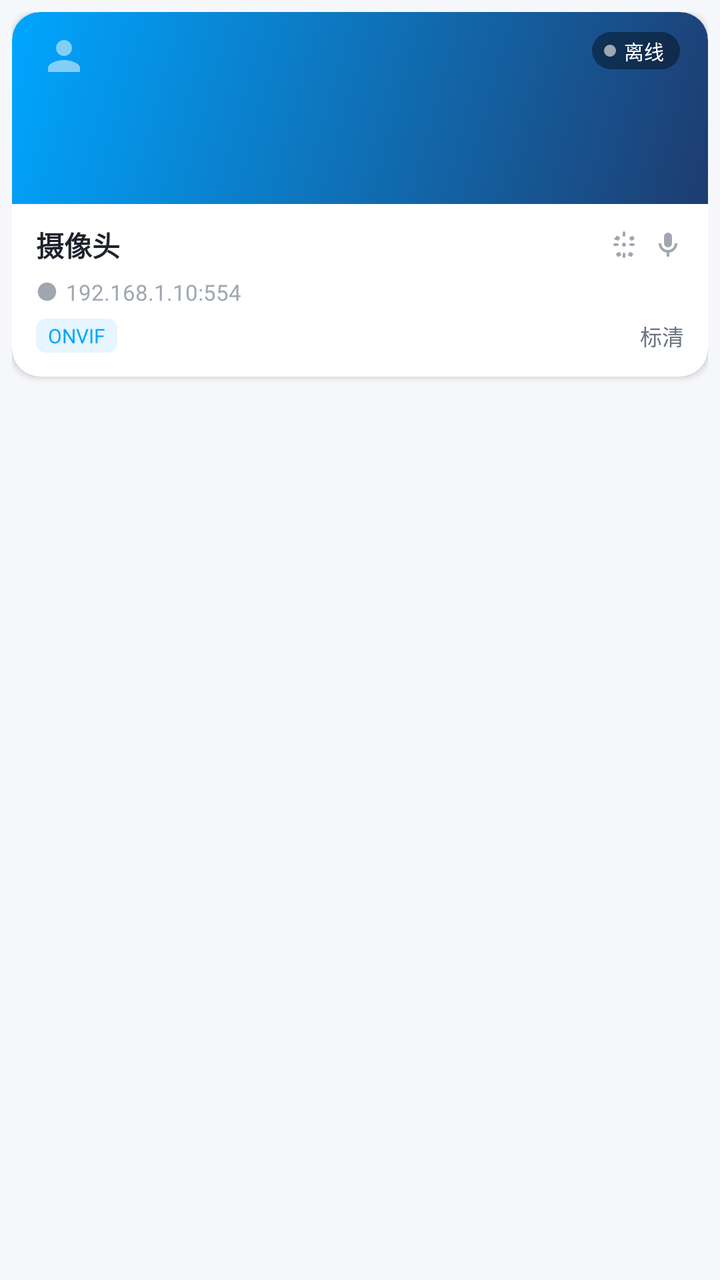
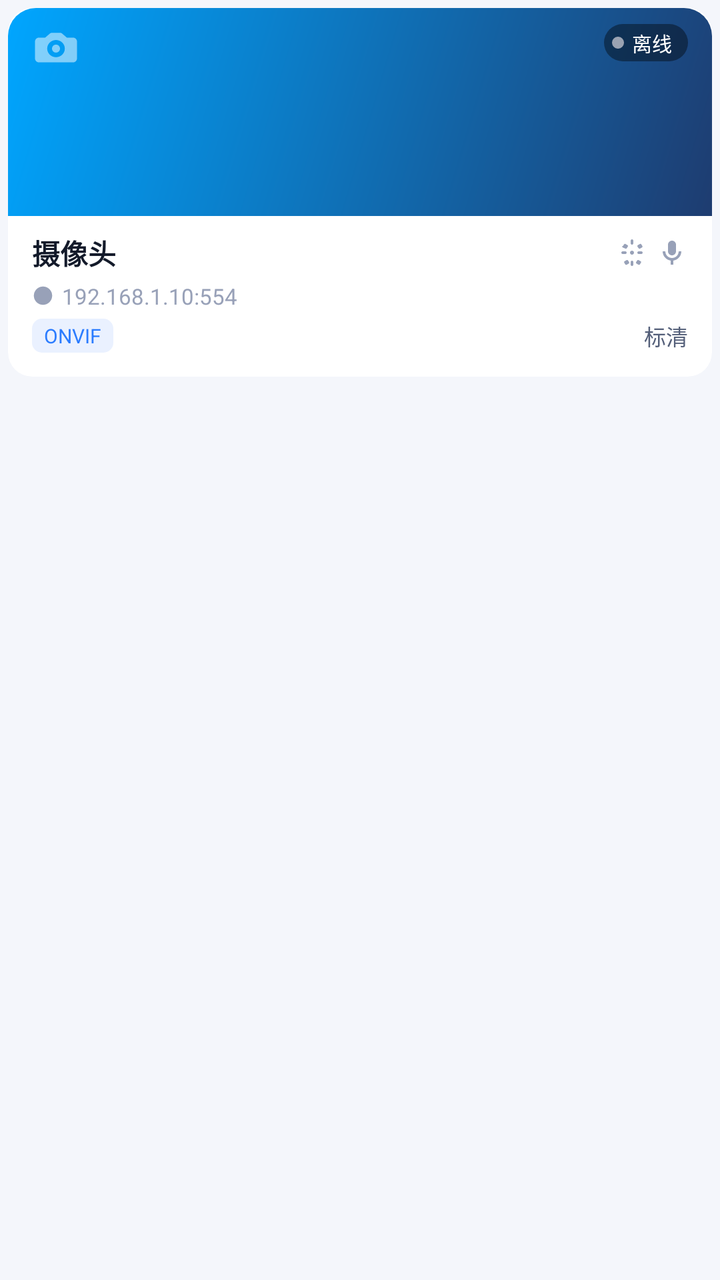

The first picture is an Android layout as it rendered before a commit; the second is the same layout after the commit. The layout source and the unified diff follow.
<!-- AndroidManifest.xml: application theme Theme.CameraManager -->
<!-- res/layout/item_device.xml -->
<?xml version="1.0" encoding="utf-8"?>
<LinearLayout xmlns:android="http://schemas.android.com/apk/res/android"
    xmlns:app="http://schemas.android.com/apk/res-auto"
    android:layout_width="match_parent" android:layout_height="wrap_content"
    android:padding="6dp">

    <com.google.android.material.card.MaterialCardView
        android:layout_width="match_parent" android:layout_height="wrap_content"
        app:cardBackgroundColor="@color/bg_card"
        app:cardCornerRadius="14dp"
        app:cardElevation="2dp"
        app:strokeWidth="0dp"
        app:rippleColor="@color/brand_primary_soft">

        <LinearLayout android:layout_width="match_parent" android:layout_height="wrap_content"
            android:orientation="vertical">

            
            <FrameLayout
                android:layout_width="match_parent" android:layout_height="96dp"
                android:background="@drawable/bg_camera_cover"
                android:paddingHorizontal="14dp" android:paddingVertical="10dp">

                <ImageView
                    android:layout_width="24dp" android:layout_height="24dp"
                    android:layout_gravity="start|top"
                    android:src="@drawable/ic_camera"
                    app:tint="#80FFFFFF"/>

                
                <LinearLayout
                    android:layout_width="wrap_content" android:layout_height="wrap_content"
                    android:layout_gravity="end|top" android:orientation="horizontal"
                    android:gravity="center_vertical"
                    android:background="@drawable/bg_status_pill"
                    android:paddingStart="6dp" android:paddingEnd="8dp"
                    android:paddingTop="2dp" android:paddingBottom="2dp">
                    <View android:id="@+id/statusDot"
                        android:layout_width="6dp" android:layout_height="6dp"
                        android:background="@drawable/dot_offline"/>
                    <TextView android:id="@+id/statusText"
                        android:layout_width="wrap_content" android:layout_height="wrap_content"
                        android:layout_marginStart="4dp" android:textColor="@color/white"
                        android:textSize="10sp" android:text="离线"/>
                </LinearLayout>
            </FrameLayout>

            
            <LinearLayout android:layout_width="match_parent" android:layout_height="wrap_content"
                android:orientation="vertical" android:paddingHorizontal="12dp"
                android:paddingTop="10dp" android:paddingBottom="12dp">

                <LinearLayout android:layout_width="match_parent" android:layout_height="wrap_content"
                    android:orientation="horizontal" android:gravity="center_vertical">
                    <TextView android:id="@+id/deviceName"
                        android:layout_width="0dp" android:layout_height="wrap_content"
                        android:layout_weight="1" android:textColor="@color/text_primary"
                        android:textSize="14sp" android:textStyle="bold"
                        android:maxLines="1" android:ellipsize="end"
                        android:text="摄像头"/>
                    <ImageView android:id="@+id/devicePtz"
                        android:layout_width="16dp" android:layout_height="16dp"
                        android:src="@drawable/ic_ptz"
                        android:layout_marginEnd="6dp"
                        app:tint="@color/text_tertiary"/>
                    <ImageView android:id="@+id/deviceAudio"
                        android:layout_width="16dp" android:layout_height="16dp"
                        android:src="@drawable/ic_audio"
                        app:tint="@color/text_tertiary"/>
                </LinearLayout>

                <LinearLayout android:layout_width="match_parent" android:layout_height="wrap_content"
                    android:layout_marginTop="6dp" android:orientation="horizontal"
                    android:gravity="center_vertical">
                    <ImageView android:layout_width="11dp" android:layout_height="11dp"
                        android:src="@drawable/ic_ip"
                        app:tint="@color/text_tertiary"/>
                    <TextView android:id="@+id/deviceHost"
                        android:layout_width="0dp" android:layout_height="wrap_content"
                        android:layout_weight="1"
                        android:layout_marginStart="4dp" android:textColor="@color/text_tertiary"
                        android:textSize="11sp" android:maxLines="1" android:ellipsize="end"
                        android:text="192.168.1.10:554"/>
                </LinearLayout>

                <LinearLayout android:layout_width="match_parent" android:layout_height="wrap_content"
                    android:layout_marginTop="6dp" android:orientation="horizontal"
                    android:gravity="center_vertical">
                    <TextView android:id="@+id/deviceVendor"
                        android:layout_width="wrap_content" android:layout_height="wrap_content"
                        android:textColor="@color/brand_primary"
                        android:background="@drawable/bg_tag_blue"
                        android:paddingHorizontal="6dp" android:paddingVertical="1.5dp"
                        android:textSize="10sp" android:text="ONVIF"/>
                    <TextView android:id="@+id/deviceProfile"
                        android:layout_width="0dp" android:layout_height="wrap_content"
                        android:layout_weight="1" android:gravity="end"
                        android:textColor="@color/text_secondary" android:textSize="11sp"
                        android:text="标清"/>
                </LinearLayout>
            </LinearLayout>
        </LinearLayout>
    </com.google.android.material.card.MaterialCardView>
</LinearLayout>
<!-- resources referenced by this layout -->
<resources>
  <color name="bg_card">#FFFFFF</color>
  <color name="brand_primary">#00A6FF</color>
  <color name="brand_primary_soft">#E6F5FF</color>
  <color name="text_primary">#1E222B</color>
  <color name="text_secondary">#6B7280</color>
  <color name="text_tertiary">#A0A7B1</color>
  <color name="white">#FFFFFF</color>
  <!-- drawable bg_camera_cover (drawable) -->
  <?xml version="1.0" encoding="utf-8"?>
  <shape xmlns:android="http://schemas.android.com/apk/res/android" android:shape="rectangle">
      <gradient android:startColor="#1E3C70" android:endColor="#00A6FF" android:angle="135"/>
      <corners android:topLeftRadius="14dp" android:topRightRadius="14dp"/>
  </shape>
  <!-- drawable bg_status_pill (drawable) -->
  <?xml version="1.0" encoding="utf-8"?>
  <shape xmlns:android="http://schemas.android.com/apk/res/android" android:shape="rectangle">
      <solid android:color="#66000000"/>
      <corners android:radius="999dp"/>
  </shape>
  <!-- drawable bg_tag_blue (drawable) -->
  <?xml version="1.0" encoding="utf-8"?>
  <shape xmlns:android="http://schemas.android.com/apk/res/android" android:shape="rectangle">
      <solid android:color="@color/brand_primary_soft"/>
      <corners android:radius="5dp"/>
  </shape>
  <!-- drawable dot_offline (drawable) -->
  <?xml version="1.0" encoding="utf-8"?>
  <shape xmlns:android="http://schemas.android.com/apk/res/android" android:shape="oval">
      <solid android:color="@color/offline_gray"/>
      <size android:width="10dp" android:height="10dp"/>
  </shape>
  <!-- drawable ic_camera (drawable) -->
  <vector xmlns:android="http://schemas.android.com/apk/res/android"
      android:width="24dp" android:height="24dp"
      android:viewportWidth="24" android:viewportHeight="24"
      android:tint="@color/white">
      <path android:fillColor="@android:color/white"
          android:pathData="M12,12c2.21,0 4,-1.79 4,-4s-1.79,-4 -4,-4 -4,1.79 -4,4 1.79,4 4,4zM12,14c-2.67,0 -8,1.34 -8,4v2h16v-2c0,-2.66 -5.33,-4 -8,-4z"/>
  </vector>
  <!-- drawable ic_ip (drawable) -->
  <vector xmlns:android="http://schemas.android.com/apk/res/android"
      android:width="24dp" android:height="24dp"
      android:viewportWidth="24" android:viewportHeight="24">
      <path android:fillColor="#FFFFFFFF"
          android:pathData="M10.5,16.5h3v-3h5v-3h-5v-3h-3v3h-5v3h5v3zM12,2C6.48,2 2,6.48 2,12s4.48,10 10,10 10,-4.48 10,-10S17.52,2 12,2z"/>
  </vector>
  <color name="offline_gray">#A0A7B1</color>
  <color name="brand_primary_dark">#008AD6</color>
  <color name="brand_accent">#00C48C</color>
  <color name="error_red">#FF4D4F</color>
  <color name="bg_page">#F5F7FA</color>
  <style name="AlertDialogLight" parent="ThemeOverlay.MaterialComponents.MaterialAlertDialog">
          <item name="android:background">@color/bg_card</item>
          <item name="android:textColorPrimary">@color/text_primary</item>
          <item name="colorSurface">@color/bg_card</item>
      </style>
  <!-- unchanged entries left out for length: 3 -->
</resources>

<!-- the commit's change to res/layout/item_device.xml (unified diff, before → after) -->
@@ -2,38 +2,38 @@
 <LinearLayout xmlns:android="http://schemas.android.com/apk/res/android"
     xmlns:app="http://schemas.android.com/apk/res-auto"
     android:layout_width="match_parent" android:layout_height="wrap_content"
-    android:padding="6dp">
+    android:padding="@dimen/spacing_xs">
 
     <com.google.android.material.card.MaterialCardView
         android:layout_width="match_parent" android:layout_height="wrap_content"
         app:cardBackgroundColor="@color/bg_card"
-        app:cardCornerRadius="14dp"
-        app:cardElevation="2dp"
+        app:cardCornerRadius="@dimen/card_radius_md"
+        app:cardElevation="0dp"
         app:strokeWidth="0dp"
         app:rippleColor="@color/brand_primary_soft">
 
         <LinearLayout android:layout_width="match_parent" android:layout_height="wrap_content"
             android:orientation="vertical">
 
-            
             <FrameLayout
-                android:layout_width="match_parent" android:layout_height="96dp"
+                android:layout_width="match_parent"
+                android:layout_height="@dimen/device_cover_height"
                 android:background="@drawable/bg_camera_cover"
-                android:paddingHorizontal="14dp" android:paddingVertical="10dp">
+                android:paddingHorizontal="@dimen/spacing_md"
+                android:paddingVertical="@dimen/spacing_sm">
 
                 <ImageView
-                    android:layout_width="24dp" android:layout_height="24dp"
+                    android:layout_width="@dimen/icon_lg" android:layout_height="@dimen/icon_lg"
                     android:layout_gravity="start|top"
                     android:src="@drawable/ic_camera"
                     app:tint="#80FFFFFF"/>
 
-                
                 <LinearLayout
                     android:layout_width="wrap_content" android:layout_height="wrap_content"
                     android:layout_gravity="end|top" android:orientation="horizontal"
                     android:gravity="center_vertical"
                     android:background="@drawable/bg_status_pill"
-                    android:paddingStart="6dp" android:paddingEnd="8dp"
+                    android:paddingStart="@dimen/spacing_xs" android:paddingEnd="8dp"
                     android:paddingTop="2dp" android:paddingBottom="2dp">
                     <View android:id="@+id/statusDot"
                         android:layout_width="6dp" android:layout_height="6dp"
@@ -41,36 +41,37 @@
                     <TextView android:id="@+id/statusText"
                         android:layout_width="wrap_content" android:layout_height="wrap_content"
                         android:layout_marginStart="4dp" android:textColor="@color/white"
-                        android:textSize="10sp" android:text="离线"/>
+                        android:textSize="@dimen/text_xxs" android:text="离线"/>
                 </LinearLayout>
             </FrameLayout>
 
-            
             <LinearLayout android:layout_width="match_parent" android:layout_height="wrap_content"
-                android:orientation="vertical" android:paddingHorizontal="12dp"
-                android:paddingTop="10dp" android:paddingBottom="12dp">
+                android:orientation="vertical"
+                android:paddingHorizontal="@dimen/spacing_md"
+                android:paddingTop="@dimen/spacing_sm"
+                android:paddingBottom="@dimen/spacing_md">
 
                 <LinearLayout android:layout_width="match_parent" android:layout_height="wrap_content"
                     android:orientation="horizontal" android:gravity="center_vertical">
                     <TextView android:id="@+id/deviceName"
                         android:layout_width="0dp" android:layout_height="wrap_content"
                         android:layout_weight="1" android:textColor="@color/text_primary"
-                        android:textSize="14sp" android:textStyle="bold"
+                        android:textSize="@dimen/text_md" android:textStyle="bold"
                         android:maxLines="1" android:ellipsize="end"
                         android:text="摄像头"/>
                     <ImageView android:id="@+id/devicePtz"
-                        android:layout_width="16dp" android:layout_height="16dp"
+                        android:layout_width="@dimen/icon_sm" android:layout_height="@dimen/icon_sm"
                         android:src="@drawable/ic_ptz"
-                        android:layout_marginEnd="6dp"
+                        android:layout_marginEnd="@dimen/spacing_xs"
                         app:tint="@color/text_tertiary"/>
                     <ImageView android:id="@+id/deviceAudio"
-                        android:layout_width="16dp" android:layout_height="16dp"
+                        android:layout_width="@dimen/icon_sm" android:layout_height="@dimen/icon_sm"
                         android:src="@drawable/ic_audio"
                         app:tint="@color/text_tertiary"/>
                 </LinearLayout>
 
                 <LinearLayout android:layout_width="match_parent" android:layout_height="wrap_content"
-                    android:layout_marginTop="6dp" android:orientation="horizontal"
+                    android:layout_marginTop="@dimen/spacing_xs" android:orientation="horizontal"
                     android:gravity="center_vertical">
                     <ImageView android:layout_width="11dp" android:layout_height="11dp"
                         android:src="@drawable/ic_ip"
@@ -79,23 +80,23 @@
                         android:layout_width="0dp" android:layout_height="wrap_content"
                         android:layout_weight="1"
                         android:layout_marginStart="4dp" android:textColor="@color/text_tertiary"
-                        android:textSize="11sp" android:maxLines="1" android:ellipsize="end"
+                        android:textSize="@dimen/text_xs" android:maxLines="1" android:ellipsize="end"
                         android:text="192.168.1.10:554"/>
                 </LinearLayout>
 
                 <LinearLayout android:layout_width="match_parent" android:layout_height="wrap_content"
-                    android:layout_marginTop="6dp" android:orientation="horizontal"
+                    android:layout_marginTop="@dimen/spacing_xs" android:orientation="horizontal"
                     android:gravity="center_vertical">
                     <TextView android:id="@+id/deviceVendor"
                         android:layout_width="wrap_content" android:layout_height="wrap_content"
                         android:textColor="@color/brand_primary"
                         android:background="@drawable/bg_tag_blue"
                         android:paddingHorizontal="6dp" android:paddingVertical="1.5dp"
-                        android:textSize="10sp" android:text="ONVIF"/>
+                        android:textSize="@dimen/text_xxs" android:text="ONVIF"/>
                     <TextView android:id="@+id/deviceProfile"
                         android:layout_width="0dp" android:layout_height="wrap_content"
                         android:layout_weight="1" android:gravity="end"
-                        android:textColor="@color/text_secondary" android:textSize="11sp"
+                        android:textColor="@color/text_secondary" android:textSize="@dimen/text_xs"
                         android:text="标清"/>
                 </LinearLayout>
             </LinearLayout>
<!-- resource entries referenced after the edit -->
@@ -1,12 +1,22 @@
 <!-- resources referenced by this layout -->
 <resources>
   <color name="bg_card">#FFFFFF</color>
-  <color name="brand_primary">#00A6FF</color>
-  <color name="brand_primary_soft">#E6F5FF</color>
-  <color name="text_primary">#1E222B</color>
-  <color name="text_secondary">#6B7280</color>
-  <color name="text_tertiary">#A0A7B1</color>
+  <color name="brand_primary">#2B7CFF</color>
+  <color name="brand_primary_soft">#EAF1FF</color>
+  <color name="text_primary">#131A2A</color>
+  <color name="text_secondary">#55607A</color>
+  <color name="text_tertiary">#98A1B8</color>
   <color name="white">#FFFFFF</color>
+  <dimen name="card_radius_md">12dp</dimen>
+  <dimen name="device_cover_height">104dp</dimen>
+  <dimen name="icon_lg">24dp</dimen>
+  <dimen name="icon_sm">16dp</dimen>
+  <dimen name="spacing_md">12dp</dimen>
+  <dimen name="spacing_sm">8dp</dimen>
+  <dimen name="spacing_xs">4dp</dimen>
+  <dimen name="text_md">14sp</dimen>
+  <dimen name="text_xs">11sp</dimen>
+  <dimen name="text_xxs">10sp</dimen>
   <!-- drawable bg_camera_cover (drawable) -->
   <?xml version="1.0" encoding="utf-8"?>
   <shape xmlns:android="http://schemas.android.com/apk/res/android" android:shape="rectangle">
@@ -32,12 +42,14 @@
       <size android:width="10dp" android:height="10dp"/>
   </shape>
   <!-- drawable ic_camera (drawable) -->
+  <?xml version="1.0" encoding="utf-8"?>
   <vector xmlns:android="http://schemas.android.com/apk/res/android"
       android:width="24dp" android:height="24dp"
       android:viewportWidth="24" android:viewportHeight="24"
       android:tint="@color/white">
-      <path android:fillColor="@android:color/white"
-          android:pathData="M12,12c2.21,0 4,-1.79 4,-4s-1.79,-4 -4,-4 -4,1.79 -4,4 1.79,4 4,4zM12,14c-2.67,0 -8,1.34 -8,4v2h16v-2c0,-2.66 -5.33,-4 -8,-4z"/>
+      <path
+          android:fillColor="@android:color/white"
+          android:pathData="M20.5,6.8h-3.1L15.3,5c-0.3,-0.4 -0.8,-0.6 -1.3,-0.6h-4c-0.5,0 -1,0.2 -1.3,0.6L6.6,6.8H3.5c-1.1,0 -2,0.9 -2,2v8.4c0,1.1 0.9,2 2,2h17c1.1,0 2,-0.9 2,-2V8.8c0,-1.1 -0.9,-2 -2,-2zM12,16.6c-2.4,0 -4.4,-1.9 -4.4,-4.3S9.6,8 12,8s4.4,1.9 4.4,4.3 -2,4.3 -4.4,4.3zM12,10.3c-1.1,0 -2,0.9 -2,2s0.9,2 2,2 2,-0.9 2,-2 -0.9,-2 -2,-2z"/>
   </vector>
   <!-- drawable ic_ip (drawable) -->
   <vector xmlns:android="http://schemas.android.com/apk/res/android"
@@ -46,11 +58,11 @@
       <path android:fillColor="#FFFFFFFF"
           android:pathData="M10.5,16.5h3v-3h5v-3h-5v-3h-3v3h-5v3h5v3zM12,2C6.48,2 2,6.48 2,12s4.48,10 10,10 10,-4.48 10,-10S17.52,2 12,2z"/>
   </vector>
-  <color name="offline_gray">#A0A7B1</color>
-  <color name="brand_primary_dark">#008AD6</color>
-  <color name="brand_accent">#00C48C</color>
-  <color name="error_red">#FF4D4F</color>
-  <color name="bg_page">#F5F7FA</color>
+  <color name="offline_gray">#9AA3B2</color>
+  <color name="brand_primary_dark">#1E64D6</color>
+  <color name="brand_accent">#12C2A0</color>
+  <color name="error_red">#F5555B</color>
+  <color name="bg_page">#F4F6FB</color>
   <style name="AlertDialogLight" parent="ThemeOverlay.MaterialComponents.MaterialAlertDialog">
           <item name="android:background">@color/bg_card</item>
           <item name="android:textColorPrimary">@color/text_primary</item>
